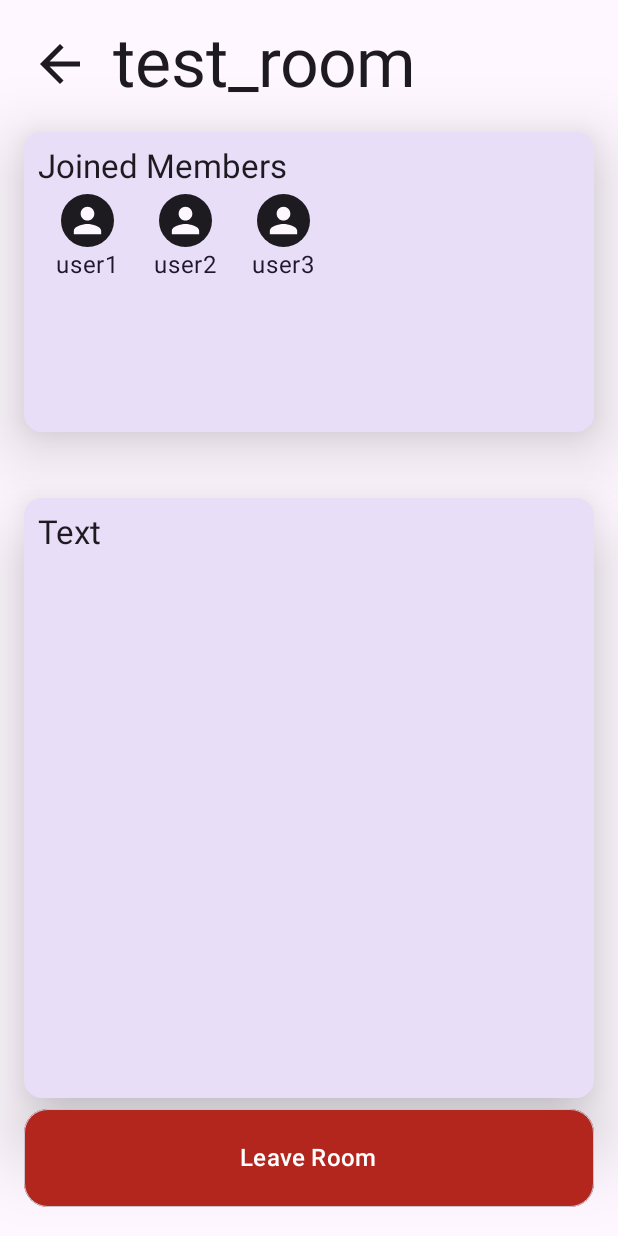
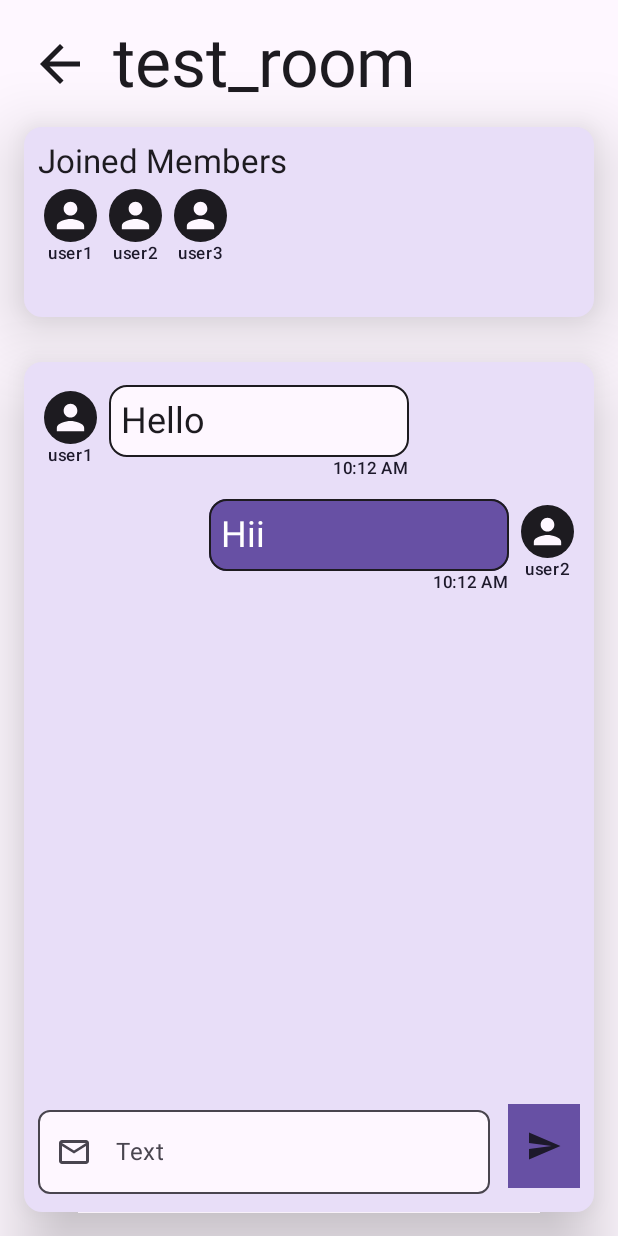
Before and after one commit to Add-787/Sqwads, an Android app built with Jetpack Compose: the @Preview function JoinedRoomScreenPreview, on a phone screen of 412 x 824 dp. Run offline under Robolectric (Android 15) with nearby library versions, the phone set to English and light mode, and no system bars.

Commit message:
Commits made: - Resolved issue while loading room data. - Built basic chat UI for JoinedRoomScreen.

```diff
--- a/core/data/build.gradle.kts
+++ b/core/data/build.gradle.kts
@@ -3,6 +3,7 @@ import com.psyluckco.sqwads.build_logic.convention.implementation
 plugins {
     alias(libs.plugins.sqwads.android.library)
     alias(libs.plugins.sqwads.android.hilt)
+    alias(libs.plugins.sqwads.android.application.firebase)
 }
 
 android {
@@ -11,9 +12,7 @@ android {
 
 dependencies {
     implementation(projects.core.model)
-    implementation(projects.core.firebase)
     implementation(libs.timber)
-
-    implementation(libs.firebase.auth)
     implementation(project(":core:google"))
+    implementation(project(":core:firebase"))
 }
--- a/core/design/src/main/java/com/psyluckco/sqwads/core/design/component/TextField.kt
+++ b/core/design/src/main/java/com/psyluckco/sqwads/core/design/component/TextField.kt
@@ -19,8 +19,11 @@ import androidx.compose.material.icons.filled.Visibility
 import androidx.compose.material.icons.filled.VisibilityOff
 import androidx.compose.material3.Icon
 import androidx.compose.material3.IconButton
+import androidx.compose.material3.MaterialTheme
 import androidx.compose.material3.OutlinedTextField
 import androidx.compose.material3.Text
+import androidx.compose.material3.TextFieldColors
+import androidx.compose.material3.TextFieldDefaults
 import androidx.compose.runtime.Composable
 import androidx.compose.runtime.derivedStateOf
 import androidx.compose.runtime.getValue
@@ -48,6 +51,9 @@ fun DefaultTextField(
     modifier: Modifier = Modifier,
     enabled: Boolean = true,
     isError: Boolean = false,
+    colors: TextFieldColors = TextFieldDefaults.colors(
+        unfocusedContainerColor = MaterialTheme.colorScheme.background
+    ),
     keyboardActions: KeyboardActions = KeyboardActions(),
     keyboardOptions: KeyboardOptions = KeyboardOptions(
             imeAction = ImeAction.Next
@@ -66,6 +72,7 @@ fun DefaultTextField(
         trailingIcon = {
 
         },
+        colors = colors,
         enabled = enabled,
         isError = isError,
         keyboardActions = keyboardActions,
--- a/core/firebase/src/main/java/com/psyluckco/firebase/UserRepository.kt
+++ b/core/firebase/src/main/java/com/psyluckco/firebase/UserRepository.kt
@@ -11,6 +11,6 @@ interface UserRepository {
     suspend fun getLoggedInUser(): FirebaseUser
     suspend fun getUserRef() : DocumentReference
     fun getLoggedInUserFlow(): Flow<FirebaseUser?>
-    suspend fun getUserInfo(doc: DocumentReference) : FirebaseUser
+    suspend fun getUserInfo(id: String) : FirebaseUser
 
 }
--- /dev/null
+++ b/core/model/src/main/java/com/psyluckco/sqwads/core/model/Message.kt
@@ -0,0 +1,11 @@
+package com.psyluckco.sqwads.core.model
+
+import java.time.LocalDateTime
+
+data class Message(
+    val id: String = "",
+    val text: String = "",
+    val sentBy: String = "",
+    val fromCurrentUser: Boolean = false,
+    val sentAt: LocalDateTime = LocalDateTime.now()
+)
--- a/core/model/src/main/java/com/psyluckco/sqwads/core/model/Room.kt
+++ b/core/model/src/main/java/com/psyluckco/sqwads/core/model/Room.kt
@@ -4,7 +4,7 @@ import com.google.firebase.firestore.DocumentId
 import java.time.LocalDateTime
 
 data class Room(
-    @DocumentId val id: String,
+    val id: String,
     val name: String,
     val members: List<String>,
     val createdAt: LocalDateTime,
--- a/feature/joined-room/src/main/java/com/psyluckco/sqwads/feature/joined_room/JoinedRoomScreen.kt
+++ b/feature/joined-room/src/main/java/com/psyluckco/sqwads/feature/joined_room/JoinedRoomScreen.kt
@@ -7,30 +7,44 @@
 package com.psyluckco.sqwads.feature.joined_room
 
 import android.content.res.Configuration
+import android.widget.Space
+import androidx.compose.foundation.BorderStroke
 import androidx.compose.foundation.background
+import androidx.compose.foundation.border
 import androidx.compose.foundation.layout.Arrangement
 import androidx.compose.foundation.layout.Box
 import androidx.compose.foundation.layout.Column
 import androidx.compose.foundation.layout.Row
 import androidx.compose.foundation.layout.Spacer
+import androidx.compose.foundation.layout.fillMaxHeight
 import androidx.compose.foundation.layout.fillMaxSize
 import androidx.compose.foundation.layout.fillMaxWidth
 import androidx.compose.foundation.layout.height
+import androidx.compose.foundation.layout.heightIn
 import androidx.compose.foundation.layout.padding
 import androidx.compose.foundation.layout.size
 import androidx.compose.foundation.layout.width
+import androidx.compose.foundation.layout.wrapContentHeight
+import androidx.compose.foundation.layout.wrapContentSize
+import androidx.compose.foundation.lazy.LazyColumn
 import androidx.compose.foundation.lazy.grid.GridCells
 import androidx.compose.foundation.lazy.grid.LazyHorizontalGrid
 import androidx.compose.foundation.lazy.grid.items
+import androidx.compose.foundation.lazy.items
 import androidx.compose.foundation.shape.CircleShape
+import androidx.compose.foundation.shape.RoundedCornerShape
 import androidx.compose.material.icons.Icons
 import androidx.compose.material.icons.automirrored.filled.ArrowBack
+import androidx.compose.material.icons.automirrored.filled.Send
+import androidx.compose.material.icons.filled.MailOutline
 import androidx.compose.material.icons.filled.Person
+import androidx.compose.material.icons.filled.Send
 import androidx.compose.material3.ButtonDefaults
 import androidx.compose.material3.Card
 import androidx.compose.material3.CardDefaults
 import androidx.compose.material3.Icon
 import androidx.compose.material3.IconButton
+import androidx.compose.material3.IconButtonDefaults
 import androidx.compose.material3.MaterialTheme
 import androidx.compose.material3.Text
 import androidx.compose.runtime.Composable
@@ -40,17 +54,22 @@ import androidx.compose.runtime.rememberUpdatedState
 import androidx.compose.ui.Alignment
 import androidx.compose.ui.Modifier
 import androidx.compose.ui.draw.clip
+import androidx.compose.ui.graphics.RectangleShape
 import androidx.compose.ui.res.stringResource
 import androidx.compose.ui.tooling.preview.Preview
 import androidx.compose.ui.unit.dp
 import androidx.hilt.navigation.compose.hiltViewModel
 import androidx.lifecycle.compose.collectAsStateWithLifecycle
+import com.psyluckco.sqwads.core.design.IconType
 import com.psyluckco.sqwads.core.design.component.AppWrapper
-import com.psyluckco.sqwads.core.design.component.DefaultTextButton
+import com.psyluckco.sqwads.core.design.component.DefaultActionButton
+import com.psyluckco.sqwads.core.design.component.DefaultTextField
 import com.psyluckco.sqwads.core.design.component.HeaderWrapper
 import com.psyluckco.sqwads.core.design.component.SqwadsProgressLoadingDialog
 import com.psyluckco.sqwads.core.design.theme.SqwadsTheme
 import com.psyluckco.sqwads.core.model.LoadingState
+import com.psyluckco.sqwads.core.model.Message
+import java.time.format.DateTimeFormatter
 import com.psyluckco.sqwads.core.design.R.string as AppText
 
 @Composable
@@ -124,20 +143,11 @@ fun JoinedRoomScreen(
                 members = uiState.members
             )
 
-            Spacer(modifier = Modifier.height(29.dp))
+            Spacer(modifier = Modifier.height(30.dp))
 
-            GameInfoCard()
-
-            DefaultTextButton(
-                text = AppText.leave_room_button,
-                modifier = Modifier.fillMaxWidth(),
-                colors = ButtonDefaults.outlinedButtonColors(
-                    containerColor = MaterialTheme.colorScheme.error,
-                    contentColor = MaterialTheme.colorScheme.onError
-                )
-            ) {
-
-            }
+            ConversationCard(
+                messages = uiState.messages
+            )
 
         }
 
@@ -152,7 +162,7 @@ fun JoinedMembersCard(
     Card(
         modifier = Modifier
             .fillMaxWidth()
-            .height(200.dp),
+            .wrapContentHeight(),
         colors = CardDefaults.cardColors(
             containerColor = MaterialTheme.colorScheme.secondaryContainer
         ),
@@ -164,6 +174,7 @@ fun JoinedMembersCard(
         Column(
             modifier = Modifier
                 .fillMaxWidth()
+                .wrapContentHeight()
                 .padding(all = 9.dp)
         ) {
             Text(
@@ -174,10 +185,11 @@ fun JoinedMembersCard(
 
             LazyHorizontalGrid(
                 rows = GridCells.Fixed(1),
+                modifier = Modifier.height(80.dp)
             ) {
                 items(members) {
                     MemberCard(
-                        member = it
+                        memberName = it
                     )
 
                 }
@@ -190,12 +202,44 @@ fun JoinedMembersCard(
 
 }
 
+//@Composable
+//fun GameInfoCard(modifier: Modifier = Modifier) {
+//
+//    Card(
+//        modifier = Modifier
+//            .fillMaxSize(),
+//        colors = CardDefaults.cardColors(
+//            containerColor = MaterialTheme.colorScheme.secondaryContainer
+//        ),
+//        elevation = CardDefaults.cardElevation(
+//            defaultElevation = 28.dp
+//        )
+//    ) {
+//        Column(
+//            modifier = modifier
+//                .fillMaxWidth()
+//                .padding(9.dp)
+//        ) {
+//            Text(
+//                text = stringResource(id = AppText.placeholder),
+//                style = MaterialTheme.typography.titleLarge,
+//                color = MaterialTheme.colorScheme.onBackground
+//            )
+//        }
+//
+//    }
+//
+//}
+
 @Composable
-fun GameInfoCard(modifier: Modifier = Modifier) {
+fun ConversationCard(
+    modifier: Modifier = Modifier,
+    messages: List<Message>
+) {
 
     Card(
         modifier = Modifier
-            .height(400.dp),
+            .fillMaxSize(),
         colors = CardDefaults.cardColors(
             containerColor = MaterialTheme.colorScheme.secondaryContainer
         ),
@@ -206,15 +250,82 @@ fun GameInfoCard(modifier: Modifier = Modifier) {
         Column(
             modifier = modifier
                 .fillMaxWidth()
-                .padding(9.dp)
+                .padding(9.dp),
+            verticalArrangement = Arrangement.SpaceBetween
         ) {
-            Text(
-
-                text = stringResource(id = AppText.placeholder),
-                style = MaterialTheme.typography.titleLarge,
-                color = MaterialTheme.colorScheme.onBackground
+            MessagesContent(
+                modifier = Modifier.weight(0.8f),
+                messages = messages
             )
 
+            Row(
+                modifier = Modifier.height(70.dp),
+                verticalAlignment = Alignment.CenterVertically
+            ) {
+                DefaultTextField(
+                    modifier = Modifier.weight(0.7f),
+                    value = "",
+                    label = AppText.placeholder,
+                    leadingIcon = Icons.Default.MailOutline,
+                    onValueChange = { }
+                )
+
+                Spacer(modifier = Modifier.width(12.dp))
+
+                IconButton(
+                    onClick = { /*TODO*/ },
+                    modifier = Modifier
+                        .fillMaxHeight(0.8f)
+                        .background(color = MaterialTheme.colorScheme.primary)
+                    ,
+                ) {
+                    Icon(imageVector = Icons.Default.Send, contentDescription = null)
+                }
+            }
+        }
+
+    }
+
+}
+
+@Composable
+fun MessagesContent(
+    modifier: Modifier = Modifier,
+    messages: List<Message>
+) {
+    Box(modifier = modifier) {
+        LazyColumn {
+            items(messages) {
+
+                if(it.fromCurrentUser) {
+                    Row(
+                        modifier = Modifier
+                            .fillMaxWidth()
+                            .padding(vertical = 6.dp),
+                        horizontalArrangement = Arrangement.End
+                    ) {
+                        ChatBubble(message = it)
+                        Spacer(modifier = Modifier.width(4.dp))
+                        MemberCard(
+                            memberName = it.sentBy
+                        )
+                    }
+
+
+                } else {
+                    Row(
+                        modifier = Modifier
+                            .fillMaxWidth()
+                            .padding(vertical = 6.dp)
+                    ) {
+                        MemberCard(
+                            memberName = it.sentBy
+                        )
+                        Spacer(modifier = Modifier.width(4.dp))
+                        ChatBubble(message = it)
+                    }
+                }
+            }
 
         }
 
@@ -223,15 +334,46 @@ fun GameInfoCard(modifier: Modifier = Modifier) {
 }
 
 @Composable
+fun ChatBubble(
+    modifier: Modifier = Modifier,
+    message: Message
+) {
+    Column(
+        modifier = Modifier.width(200.dp),
+        horizontalAlignment = Alignment.End
+    ) {
+        Card(
+            modifier = Modifier.fillMaxWidth().wrapContentHeight(),
+            colors = if(!message.fromCurrentUser) CardDefaults.cardColors(
+                containerColor = MaterialTheme.colorScheme.background
+            ) else CardDefaults.cardColors(
+                containerColor = MaterialTheme.colorScheme.primary,
+                contentColor = MaterialTheme.colorScheme.onPrimary
+            ),
+            border = BorderStroke(width = 1.dp, color = MaterialTheme.colorScheme.onBackground)
+        ) {
+            Box(modifier = Modifier.padding(8.dp)) {
+                Text(text = message.text, style = MaterialTheme.typography.headlineSmall)
+            }
+        }
+        Text(
+            text = DateTimeFormatter.ofPattern("hh:MM a").format(message.sentAt),
+            style = MaterialTheme.typography.labelSmall
+        )
+
+    }
+
+}
+
+@Composable
 fun MemberCard(
     modifier: Modifier = Modifier,
-    member: String = "",
+    memberName: String = "",
 ) {
 
     Column(
         horizontalAlignment = Alignment.CenterHorizontally,
         modifier = modifier
-            .size(65.dp)
             .padding(all = 4.dp)
     ) {
         Box(
@@ -251,7 +393,7 @@ fun MemberCard(
             )
         }
 
-        Text(text = member)
+        Text(text = memberName, style = MaterialTheme.typography.labelSmall)
     }
 }
 
@@ -294,12 +436,27 @@ fun JoinedRoomHeader(
 private fun JoinedRoomScreenPreview() {
 
     val fakeMembers = listOf("user1","user2","user3")
+
+    val fakeMessages = listOf(
+        Message(
+            text = "Hello",
+            sentBy = "user1"
+        ),
+        Message(
+            text = "Hii",
+            sentBy = "user2",
+            fromCurrentUser = true
+        )
+    )
+
+
     SqwadsTheme {
         JoinedRoomScreen(
             popUp = { },
             onEvent = { },
             uiState = JoinedRoomUiState(
                 roomName = "test_room",
+                messages = fakeMessages,
                 members = fakeMembers,
             )
         )
@@ -311,6 +468,17 @@ private fun JoinedRoomScreenPreview() {
 @Composable
 private fun JoinedRoomScreenDarkPreview() {
     val fakeMembers = listOf("user1", "user2", "user3")
+    val fakeMessages = listOf(
+        Message(
+            text = "Hello",
+            sentBy = "user1"
+        ),
+        Message(
+            text = "Hii",
+            sentBy = "user2",
+            fromCurrentUser = true
+        )
+    )
 
     SqwadsTheme {
         JoinedRoomScreen(
@@ -319,6 +487,7 @@ private fun JoinedRoomScreenDarkPreview() {
             uiState = JoinedRoomUiState
                 (
                 roomName = "test_room",
+                messages = fakeMessages,
                 members = fakeMembers
             )
         )
--- a/feature/joined-room/src/main/java/com/psyluckco/sqwads/feature/joined_room/JoinedRoomUiState.kt
+++ b/feature/joined-room/src/main/java/com/psyluckco/sqwads/feature/joined_room/JoinedRoomUiState.kt
@@ -7,10 +7,12 @@
 package com.psyluckco.sqwads.feature.joined_room
 
 import com.psyluckco.sqwads.core.model.LoadingState
+import com.psyluckco.sqwads.core.model.Message
 
 data class JoinedRoomUiState(
     val roomName: String = "",
     val members: List<String> = emptyList(),
+    val messages: List<Message> = emptyList(),
     val loadingState: LoadingState = LoadingState.Idle
 )
 
--- a/feature/login/src/main/java/com/psyluckco/sqwads/feature/login/LoginScreen.kt
+++ b/feature/login/src/main/java/com/psyluckco/sqwads/feature/login/LoginScreen.kt
@@ -138,7 +138,8 @@ fun LoginScreen(
 
                 DefaultActionButton(
                     iconType = IconType.Bitmap(painterId = AppDrawable.google),
-                    buttonSize = 80.dp
+                    buttonWidth = 120.dp,
+                    buttonHeight = 80.dp
                 ) {
 
                     onEvent(LoginEvent.OnGoogleSignInClicked(context))
```
Also changed, not shown: core/data/src/main/java/com/psyluckco/sqwads/core/data/repository/impl/RoomRepositoryImpl.kt (+13 -12 lines), core/design/src/main/java/com/psyluckco/sqwads/core/design/component/Button.kt (+13 -5 lines), core/firebase/src/main/java/com/psyluckco/firebase/impl/UserDataSource.kt (+2 -8 lines), core/model/src/main/java/com/psyluckco/sqwads/core/model/firebase/FirebaseMessage.kt (added, +12 -0 lines).
